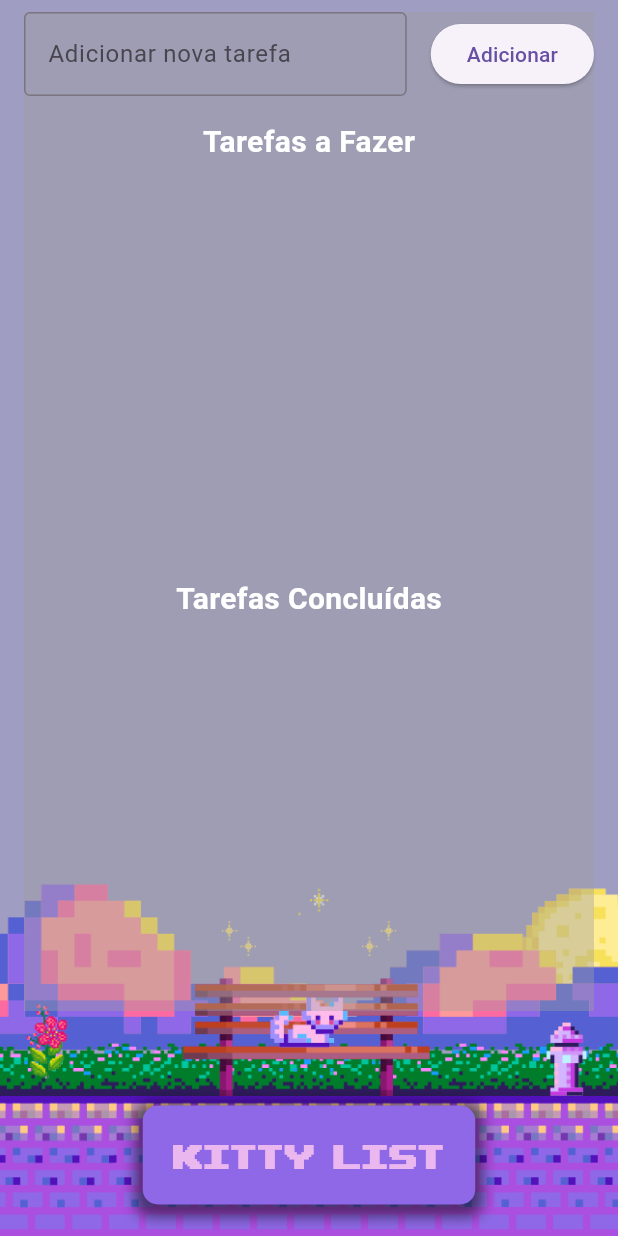
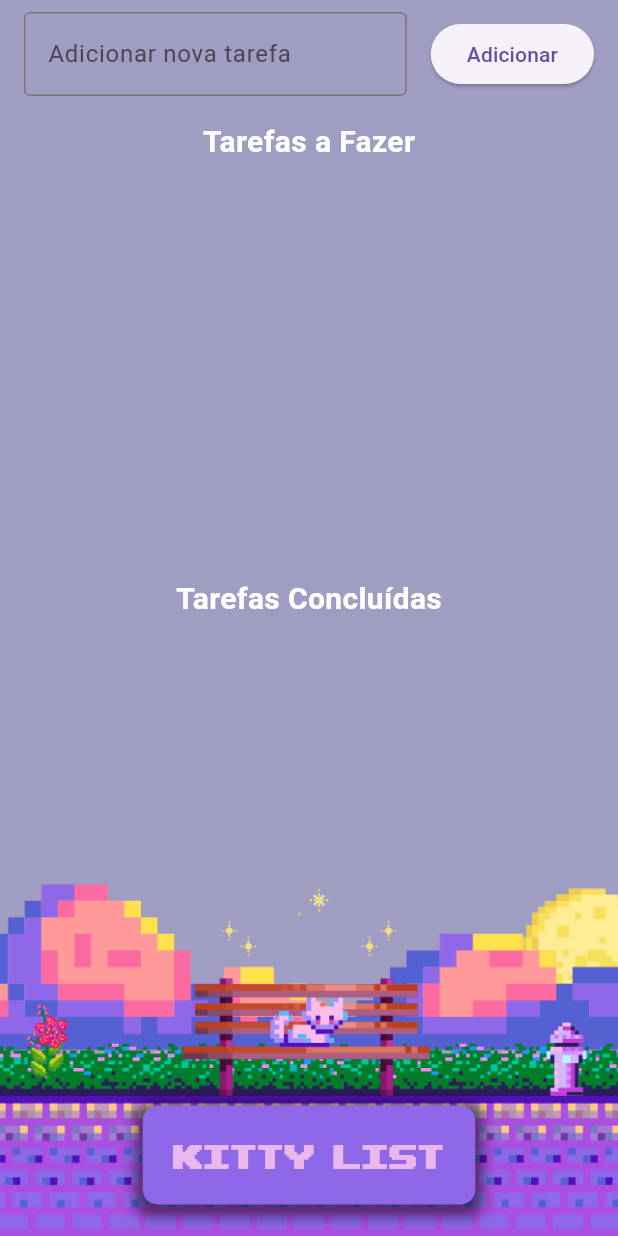
Before and after one commit to Felipe-martins-s/KittyList, a Flutter app: the screen it shows after launch, on a phone screen of 412 x 824 dp. Run offline on Flutter 3.47's test engine with Material 3 defaults, Android fonts, the phone set to English and light mode, and no system bars; our stand-ins replace hive, hive_flutter; accounts and stored records are empty.

Commit message:
Ajuste na opacidade do fundo da caixa de tarefas.

```diff
--- a/lib/main.dart
+++ b/lib/main.dart
@@ -184,7 +184,7 @@ class _TodoListScreenState extends State<TodoListScreen> {
                 ),
                 // Área cinza semi-transparente
                 child: Container(
-                  color: Colors.grey.withAlpha((255 * 0.4).round()),
+                  color: Colors.grey.withAlpha((255 * 0.0).round()),
                   child: Column(
                     children: [
                       // Campo para adicionar tarefas
```
